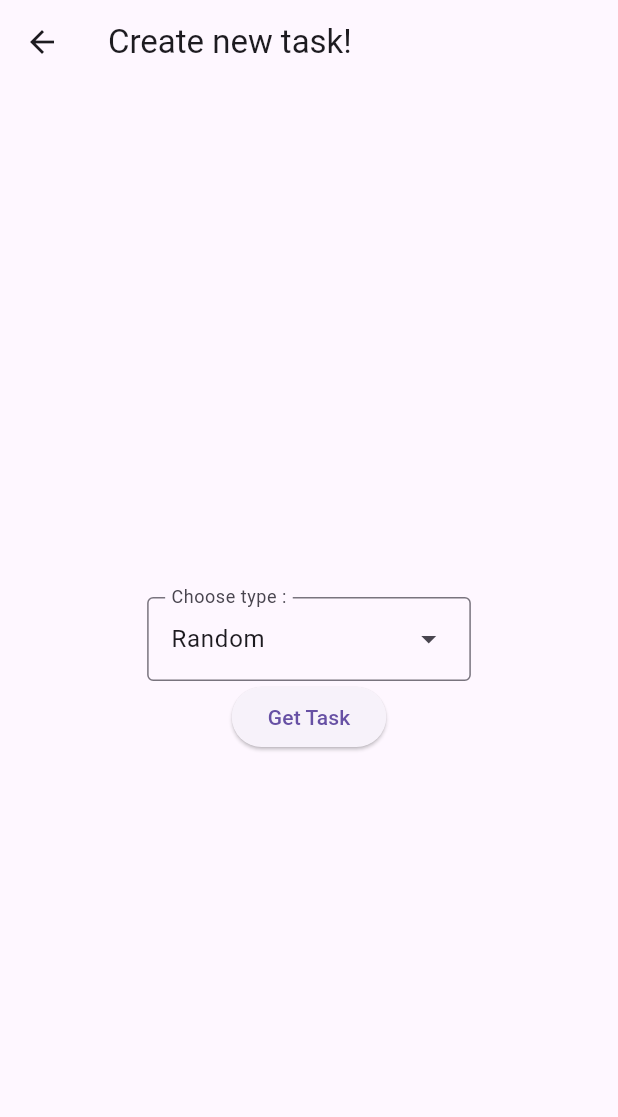
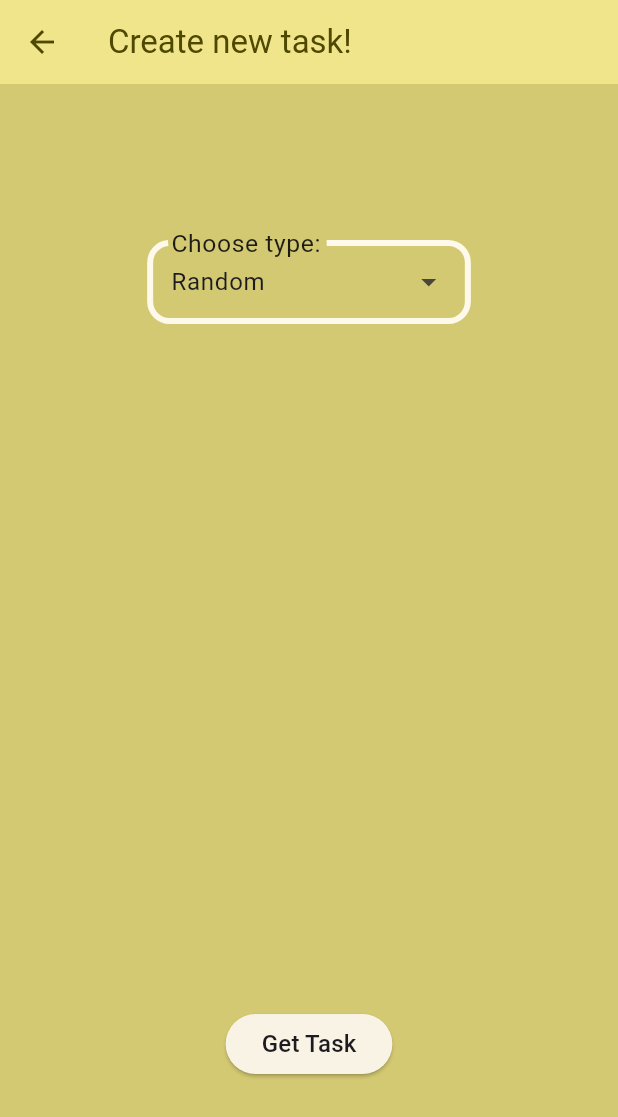
Before and after one commit to Flutter007/test6, a Flutter app: the screen it shows after launch, after a tap on "Create new Task!", on a phone screen of 412 x 824 dp. Shown: the top 1117 px of the screen. Run offline on Flutter 3.47's test engine with Material 3 defaults, Android fonts, the phone set to English and light mode, and no system bars; network calls fail.

Commit message:
Last Condition,added not_found_screen added light_theme and refactored some code.

```diff
--- a/lib/models/task.dart
+++ b/lib/models/task.dart
@@ -2,9 +2,15 @@ class Task {
   final String activity;
   final String type;
   final String key;
-  bool done = false;
+  bool done;
 
-  Task({required this.activity, required this.type, required this.key});
+  Task({
+    required this.activity,
+    required this.type,
+    required this.key,
+    this.done = false,
+  });
+
   factory Task.fromJson(Map<String, dynamic> json) {
     return Task(
       activity: json['activity'],
--- a/lib/screens/creation_task_screen.dart
+++ b/lib/screens/creation_task_screen.dart
@@ -2,7 +2,6 @@ import 'package:flutter/material.dart';
 import 'package:test6/helpers/request.dart';
 import 'package:test6/models/activity_type.dart';
 import 'package:test6/models/task.dart';
-
 import '../models/new_tasks.dart';
 import '../providers/new_tasks_list_provider.dart';
 
@@ -16,10 +15,11 @@ class CreationTaskScreen extends StatefulWidget {
 class _CreationTaskScreenState extends State<CreationTaskScreen> {
   String? selectedType = 'activity';
   Task? task;
-  bool isLoading = true;
+  bool isLoading = false;
   String? error;
   late NewTasksListProvider provider;
   late NewTasks listState;
+
   @override
   void didChangeDependencies() {
     super.didChangeDependencies();
@@ -28,50 +28,55 @@ class _CreationTaskScreenState extends State<CreationTaskScreen> {
   }
 
   void addTask(Task task) {
-    setState(() {
-      listState.addTask(task);
-    });
+    provider.addTask(task);
   }
 
-  void goToTasksScreen() async {
+  Future<void> goToTasksScreen() async {
     await Navigator.pushNamedAndRemoveUntil(context, '/', (route) => false);
   }
 
-  void getTask() async {
+  Future<void> getTask() async {
+    setState(() {
+      isLoading = true;
+      error = null;
+    });
     try {
       final url =
           selectedType == 'activity'
               ? 'https://bored.api.lewagon.com/api/activity'
               : 'https://bored.api.lewagon.com/api/activity?type=$selectedType';
+
       final data = await request(url);
+      final newTask = Task.fromJson(data);
+
       setState(() {
-        task = Task.fromJson(data);
+        task = newTask;
         isLoading = false;
       });
-      addTask(task!);
-      goToTasksScreen();
+      addTask(newTask);
+      await goToTasksScreen();
     } catch (e) {
+      setState(() {
         error = e.toString();
         isLoading = false;
+      });
     }
   }
 
   @override
   Widget build(BuildContext context) {
     Widget content;
-    if (isLoading && task != null) {
-      content = Center(child: CircularProgressIndicator());
+    if (isLoading) {
+      content = const Center(child: CircularProgressIndicator());
     } else if (error != null) {
-      content = Text('Error : $error');
+      content = Center(child: Text('Error: $error'));
     } else {
       content = Center(
         child: Column(
-          mainAxisAlignment: MainAxisAlignment.center,
+          mainAxisAlignment: MainAxisAlignment.spaceAround,
           children: [
-            Padding(
-              padding: EdgeInsets.only(top: 20),
-              child: DropdownMenu(
-                label: Text('Choose type :'),
+            DropdownMenu(
+              label: const Text('Choose type:'),
               initialSelection: selectedType,
               onSelected:
                   (value) => setState(() {
@@ -88,17 +93,21 @@ class _CreationTaskScreenState extends State<CreationTaskScreen> {
                       )
                       .toList(),
             ),
+            const SizedBox(height: 40),
+            ElevatedButton(
+              onPressed: isLoading ? null : getTask,
+              child: Text(
+                'Get Task',
+                style: Theme.of(context).textTheme.titleMedium,
               ),
-            ElevatedButton(
-              onPressed: getTask,
-              child: Text(isLoading ? 'Get Task' : 'Loading...'),
             ),
           ],
         ),
       );
     }
+
     return Scaffold(
-      appBar: AppBar(title: Text('Create new task!')),
+      appBar: AppBar(title: const Text('Create new task!')),
       body: content,
     );
   }
--- a/lib/screens/make_task_screen.dart
+++ b/lib/screens/make_task_screen.dart
@@ -5,20 +5,24 @@ import '../app_routes.dart';
 class MakeTaskScreen extends StatelessWidget {
   const MakeTaskScreen({super.key});
 
+  void goToCreation(BuildContext context) {
+    Navigator.pushNamed(context, AppRoute.create);
+  }
+
   @override
   Widget build(BuildContext context) {
-    void goToCreation() {
-      Navigator.pushNamed(context, AppRoute.create);
-    }
-
+    final theme = Theme.of(context);
     return Scaffold(
       body: Center(
         child: Column(
           mainAxisAlignment: MainAxisAlignment.center,
           children: [
             ElevatedButton(
-              onPressed: goToCreation,
-              child: Text('Create new Task!'),
+              onPressed: () => goToCreation(context),
+              child: Text(
+                'Create new Task!',
+                style: theme.textTheme.titleLarge,
+              ),
             ),
           ],
         ),
--- a/lib/screens/tasks_screen.dart
+++ b/lib/screens/tasks_screen.dart
@@ -25,10 +25,13 @@ class _TasksScreenState extends State<TasksScreen> {
       length: 2,
       child: Scaffold(
         appBar: AppBar(
-          title: Text('Dont Be Bored!'),
+          title: Text("Don't Be Bored!"),
           actions: [
             if (newTasks.isNotEmpty)
-              IconButton(onPressed: goToCreation, icon: Icon(Icons.add)),
+              IconButton(
+                onPressed: goToCreation,
+                icon: Icon(Icons.add, size: 37),
+              ),
           ],
           bottom: TabBar(tabs: [Tab(text: 'New task'), Tab(text: 'Done task')]),
         ),
--- a/lib/test6.dart
+++ b/lib/test6.dart
@@ -1,5 +1,7 @@
 import 'package:flutter/material.dart';
 import 'package:test6/app_routes.dart';
+import 'package:test6/screens/not_found_screen.dart';
+import 'package:test6/theme/light_theme.dart';
 import 'package:test6/providers/new_tasks_list_state.dart';
 import 'package:test6/screens/creation_task_screen.dart';
 
@@ -12,11 +14,14 @@ class Test6 extends StatelessWidget {
   Widget build(BuildContext context) {
     return NewTasksListState(
       child: MaterialApp(
+        theme: lightTheme,
         initialRoute: AppRoute.home,
         routes: {
           AppRoute.home: (context) => TasksScreen(),
           AppRoute.create: (context) => CreationTaskScreen(),
         },
+        onUnknownRoute:
+            (settings) => MaterialPageRoute(builder: (ctx) => NotFoundScreen()),
       ),
     );
   }
--- /dev/null
+++ b/lib/theme/light_theme.dart
@@ -0,0 +1,37 @@
+import 'package:flutter/material.dart';
+
+final lightColorScheme = ColorScheme.fromSeed(
+  seedColor: Colors.yellow.shade300,
+);
+final defaultTheme = ThemeData.light();
+final lightTheme = defaultTheme.copyWith(
+  colorScheme: lightColorScheme,
+  appBarTheme: AppBarTheme().copyWith(
+    backgroundColor: lightColorScheme.primaryContainer,
+    foregroundColor: lightColorScheme.onPrimaryContainer,
+  ),
+  tabBarTheme: TabBarTheme().copyWith(
+    indicatorColor: lightColorScheme.error,
+    labelColor: lightColorScheme.error,
+    unselectedLabelColor: lightColorScheme.onPrimaryContainer,
+  ),
+  inputDecorationTheme: InputDecorationTheme(
+    focusColor: lightColorScheme.surface,
+    labelStyle: TextStyle(color: lightColorScheme.onSurface, fontSize: 22),
+    border: OutlineInputBorder(
+      borderRadius: BorderRadius.circular(15),
+      borderSide: BorderSide(color: lightColorScheme.surface, width: 4),
+    ),
+    enabledBorder: OutlineInputBorder(
+      borderRadius: BorderRadius.circular(15),
+      borderSide: BorderSide(color: lightColorScheme.surface, width: 4),
+    ),
+    focusedBorder: OutlineInputBorder(
+      borderRadius: BorderRadius.circular(15),
+      borderSide: BorderSide(color: lightColorScheme.onSurface, width: 4),
+    ),
+  ),
+
+  scaffoldBackgroundColor: lightColorScheme.inversePrimary,
+  cardTheme: CardTheme().copyWith(color: lightColorScheme.surface),
+);
```
Also changed, not shown: lib/screens/new_tasks_screen.dart (+3 -7 lines), lib/screens/not_found_screen.dart (added, +30 -0 lines). Lines whose indentation alone changed are shown as unchanged.
